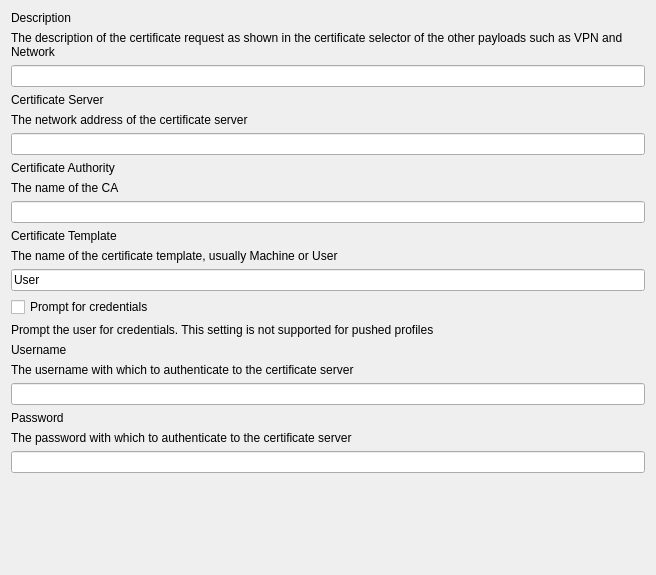
The window that FWAdminLib/Configurator/ADCertificateForm.ui (fw-dev/translations) describes before a commit, drawn with Qt 5.
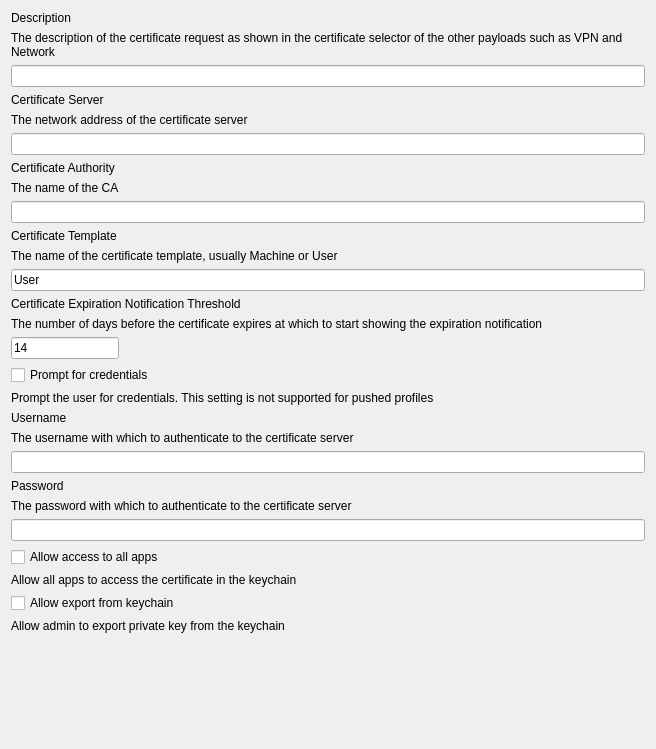
The same window after the commit.

What changed in the file:
```diff
--- a/FWAdminLib/Configurator/ADCertificateForm.ui
+++ b/FWAdminLib/Configurator/ADCertificateForm.ui
@@ -7,13 +7,13 @@
     <x>0</x>
     <y>0</y>
     <width>656</width>
-    <height>575</height>
+    <height>749</height>
    </rect>
   </property>
   <property name="windowTitle">
    <string>Form</string>
   </property>
-  <layout class="QVBoxLayout" name="verticalLayout_2" stretch="0,0,0,0,0,0,0,0,0,0,0,0,0,0,0,1">
+  <layout class="QVBoxLayout" name="verticalLayout_2" stretch="0,0,0,0,0,0,0,0,0,0,0,0,0,0,0,0,0,0,0,0,0,0,1">
    <item>
     <widget class="QLabel" name="descTitle">
      <property name="text">
@@ -98,6 +98,33 @@
      </property>
     </widget>
    </item>
+   <item>
+    <widget class="QLabel" name="label">
+     <property name="text">
+      <string>Certificate Expiration Notification Threshold</string>
+     </property>
+    </widget>
+   </item>
+   <item>
+    <widget class="QLabel" name="lTipCENT">
+     <property name="text">
+      <string>The number of days before the certificate expires at which to start showing the expiration notification</string>
+     </property>
+    </widget>
+   </item>
+   <item>
+    <widget class="QLineEdit" name="editCENT">
+     <property name="sizePolicy">
+      <sizepolicy hsizetype="Fixed" vsizetype="Fixed">
+       <horstretch>0</horstretch>
+       <verstretch>0</verstretch>
+      </sizepolicy>
+     </property>
+     <property name="text">
+      <string>14</string>
+     </property>
+    </widget>
+   </item>
    <item>
     <widget class="QCheckBox" name="cbPromptForCredentials">
      <property name="text">
@@ -165,6 +192,34 @@
      </layout>
     </widget>
    </item>
+   <item>
+    <widget class="QCheckBox" name="cbAllowAccessToAllApps">
+     <property name="text">
+      <string>Allow access to all apps</string>
+     </property>
+    </widget>
+   </item>
+   <item>
+    <widget class="QLabel" name="lTipAllowAllAppsToAccess">
+     <property name="text">
+      <string>Allow all apps to access the certificate in the keychain</string>
+     </property>
+    </widget>
+   </item>
+   <item>
+    <widget class="QCheckBox" name="cbAllowExportFromKeychain">
+     <property name="text">
+      <string>Allow export from keychain</string>
+     </property>
+    </widget>
+   </item>
+   <item>
+    <widget class="QLabel" name="lTipAllowAdminToExportPrivateKey">
+     <property name="text">
+      <string>Allow admin to export private key from the keychain</string>
+     </property>
+    </widget>
+   </item>
    <item>
     <spacer name="verticalSpacer">
      <property name="orientation">
```
Left out of the diff: 11 changed lines with no effect on the pictures.
